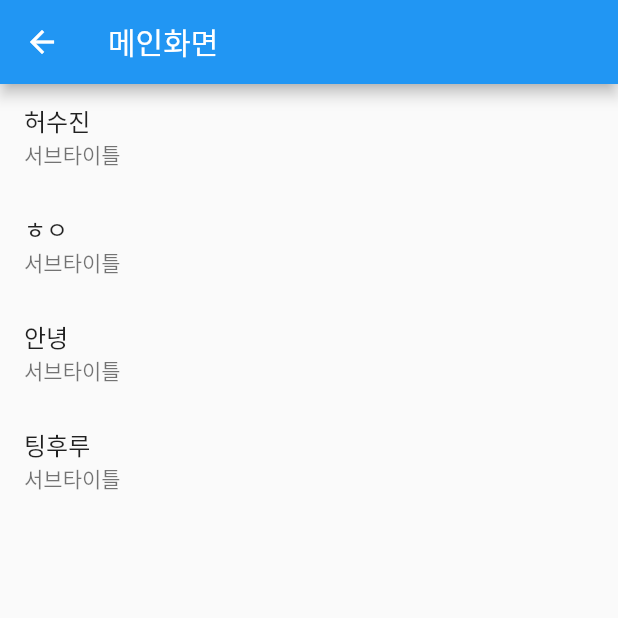
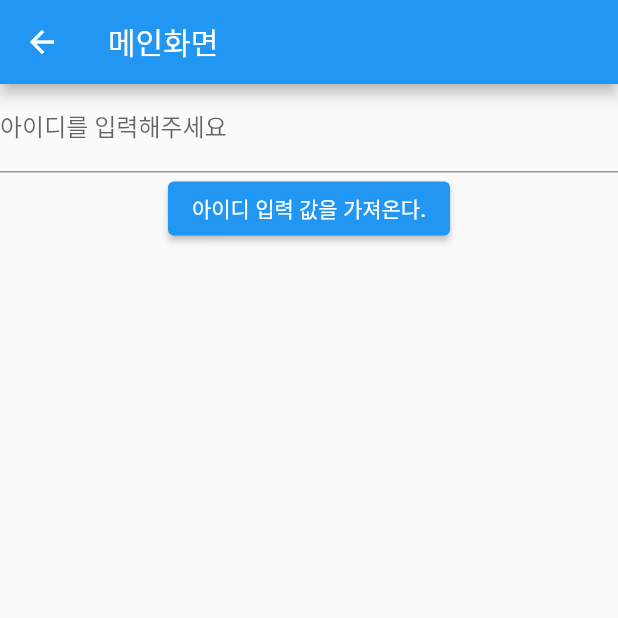
Before and after one commit to heosujinnn/Udemy-Flutter, a Flutter app: the screen it shows after launch, on a phone screen of 412 x 824 dp, the top half of it. Run offline on Flutter 3.47's test engine with Material 2 defaults, Android fonts, the phone set to English and light mode, and no system bars.

Commit message:
[add] TextField 입력 필드 위젯

```diff
--- a/lib/screen/main_screen.dart
+++ b/lib/screen/main_screen.dart
@@ -10,6 +10,7 @@ class MainScreen extends StatefulWidget {
 class _MainScreenState extends State<MainScreen> {
 
   List lstHello = ['허수진','ㅎㅇ','안녕','팅후루'] ;
+  TextEditingController idController=TextEditingController();
 
   @override
   Widget build(BuildContext context) {
@@ -22,14 +23,17 @@ class _MainScreenState extends State<MainScreen> {
       // alt+enter -> wrap with Row ... 등 기능 추가도 가능!
       // ctrl+alt+L : 자동정렬
       // ctrl + .  : 코드 접기
-      body: ListView.builder(
-        itemBuilder: (context, index) {
-          return ListTile(
-            title: Text('${lstHello[index]}'),
-            subtitle: Text('서브타이틀'),
-          );
-        },
-        itemCount: lstHello.length,
+      body: Column(
+        children: [
+          TextField(
+            controller: idController,
+            decoration: InputDecoration(labelText: '아이디를 입력해주세요'),
+          ),
+          ElevatedButton(onPressed: (){
+            // 클릭 시 동작을 구현한다.
+            print(idController.text.toString());
+          }, child: Text('아이디 입력 값을 가져온다.'))
+        ],
       ),
     );
   }
```
Also changed, not shown: lib/screen/splash_screen.dart (+16 -5 lines).
